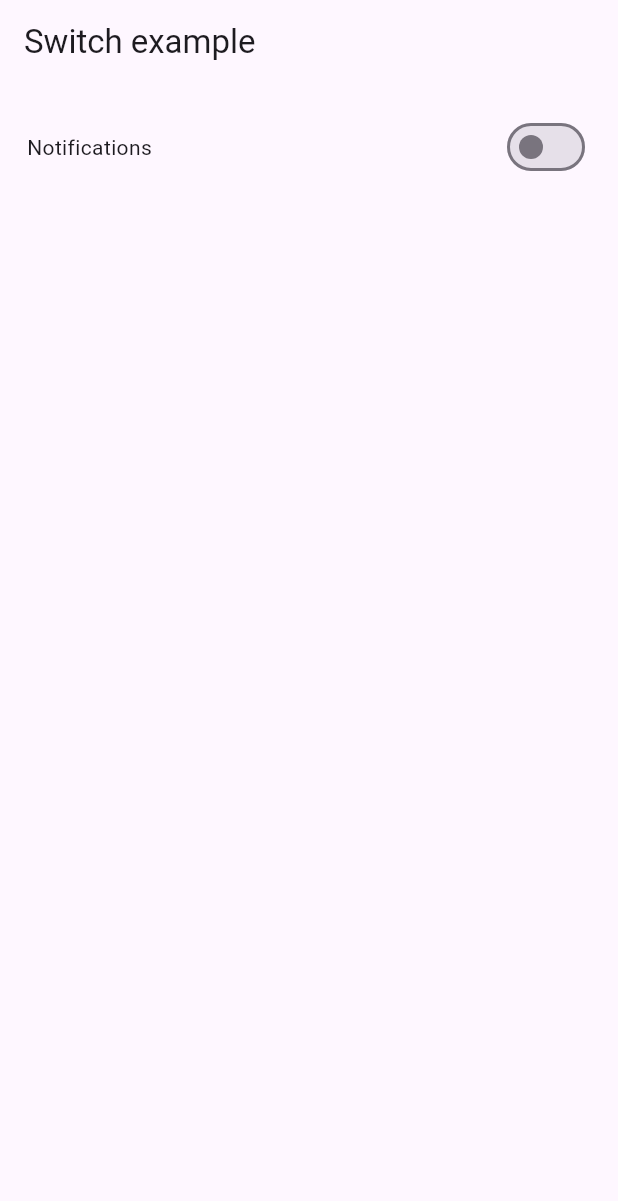
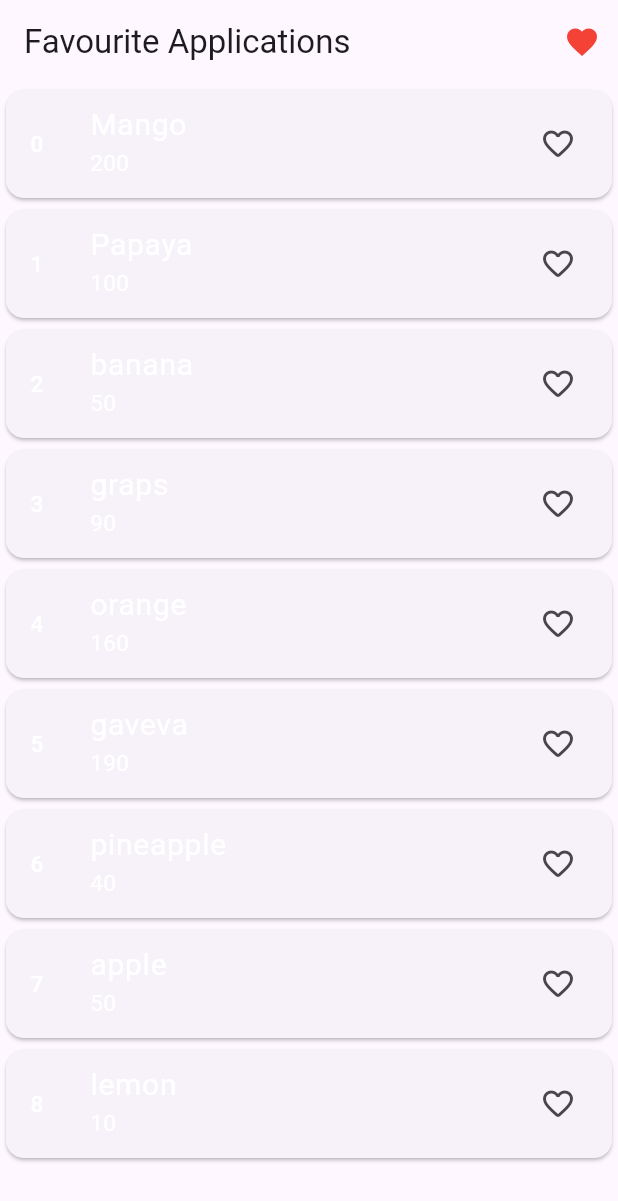
Before and after one commit to ravikumarsaini3/getx_utilities_1, a Flutter app: the screen it shows after launch, on a phone screen of 412 x 824 dp. Shown: the top 1201 px of the screen. Run offline on Flutter 3.47's test engine with Material 3 defaults, Android fonts, the phone set to English and light mode, and no system bars; our stand-ins replace get.

Commit message:
favourite mark list completed

```diff
--- a/lib/main.dart
+++ b/lib/main.dart
@@ -1,5 +1,6 @@
 import 'package:flutter/material.dart';
 import 'package:get/get.dart';
+import 'package:getx_utilities_1/screen/getx_example/favourite_mark.dart';
 
 import 'package:getx_utilities_1/screen/getx_example/switch_example.dart';
 import 'package:getx_utilities_1/screen/utilities/screen_one.dart';
@@ -23,7 +24,7 @@ class MyApp extends StatelessWidget {
       theme: ThemeData.light(),
       darkTheme: ThemeData.dark(),
       themeMode: ThemeMode.system, // Change this as neede
-      home: SwitchExample(),
+      home: const FavouriteMark(),
       getPages: [
         GetPage(
           name: '/screenone',
@@ -31,7 +32,7 @@ class MyApp extends StatelessWidget {
         ),
         GetPage(
           name: '/screentwo',
-          page: () => ScreenTwo(),
+          page: () => const ScreenTwo(),
         ),
         GetPage(
           name: '/screenthree',
--- a/lib/screen/getx_example/counter_example.dart
+++ b/lib/screen/getx_example/counter_example.dart
@@ -17,7 +17,7 @@ class _CounterExampleState extends State<CounterExample> {
     print('object');
     return Scaffold(
       appBar: AppBar(
-        title: Text('Counter'),
+        title: const Text('Counter'),
       ),
       body: Column(
         mainAxisAlignment: MainAxisAlignment.center,
@@ -27,7 +27,7 @@ class _CounterExampleState extends State<CounterExample> {
             () => Container(
               child: Text(
                 countergetx.x.toString(),
-                style: TextStyle(color: Colors.red, fontSize: 30),
+                style: const TextStyle(color: Colors.red, fontSize: 30),
               ),
             ),
           ))
@@ -38,7 +38,7 @@ class _CounterExampleState extends State<CounterExample> {
           countergetx.increment();
           print(' floating action button presed');
         },
-        child: Icon(Icons.add),
+        child: const Icon(Icons.add),
       ),
     );
   }
--- /dev/null
+++ b/lib/screen/getx_example/favourite_mark.dart
@@ -0,0 +1,88 @@
+import 'package:flutter/material.dart';
+import 'package:get/get.dart';
+import 'package:getx_utilities_1/screen/getx_example/favourite_details.dart';
+import 'package:getx_utilities_1/screen/getxcontroller/favourite_controller.dart';
+
+class FavouriteMark extends StatefulWidget {
+  const FavouriteMark({super.key});
+
+  @override
+  State<FavouriteMark> createState() => _FavouriteMarkState();
+}
+
+class _FavouriteMarkState extends State<FavouriteMark> {
+  FavouriteController favouriteController = Get.put(FavouriteController());
+
+  @override
+  Widget build(BuildContext context) {
+    print('build');
+    return Scaffold(
+      appBar: AppBar(
+        actions: [
+          IconButton(
+              onPressed: () {
+                Get.to(const FavouriteDetails());
+              },
+              icon: const Icon(
+                Icons.favorite,
+                color: Colors.red,
+              ))
+        ],
+        title: const Text('Favourite Applications '),
+      ),
+      body: Column(
+        children: [
+          Expanded(
+            child: ListView.builder(
+              itemCount: favouriteController.furite.length,
+              itemBuilder: (context, index) {
+                return Card(
+                  child: ListTile(
+                      onTap: () {
+                        if (favouriteController.templist.contains(
+                            favouriteController.furite[index].toString())) {
+                          favouriteController.removefavourite(
+                              favouriteController.furite[index].toString());
+                          //  templist.remove(furite[index]);
+                          // setState(() {});
+                        } else {
+                          favouriteController.addfavourite(
+                              favouriteController.furite[index].toString());
+                          // templist.add(furite[index].toString());
+                          // setState(() {});
+                        }
+                      },
+                      leading: Text(index.toString(),
+                          style: const TextStyle(
+                            color: Colors.white,
+                            fontSize: 15,
+                          )),
+                      title: Text(
+                        favouriteController.furite[index],
+                        style: const TextStyle(
+                          color: Colors.white,
+                          fontSize: 20,
+                        ),
+                      ),
+                      subtitle: Text(favouriteController.price[index],
+                          style: const TextStyle(
+                            color: Colors.white,
+                            fontSize: 15,
+                          )),
+                      trailing: Obx(
+                        () => Icon(
+                          favouriteController.templist.contains(
+                                  favouriteController.furite[index].toString())
+                              ? Icons.favorite
+                              : Icons.favorite_outline_rounded,
+                        ),
+                      )),
+                );
+              },
+            ),
+          )
+        ],
+      ),
+    );
+  }
+}
--- a/lib/screen/getx_example/opecity_example.dart
+++ b/lib/screen/getx_example/opecity_example.dart
@@ -3,6 +3,8 @@ import 'package:get/get.dart';
 import 'package:getx_utilities_1/screen/getxcontroller/opacity_controller.dart';
 
 class OpecityExample extends StatefulWidget {
+  const OpecityExample({super.key});
+
   @override
   State<OpecityExample> createState() => _OpecityExampleState();
 }
@@ -14,7 +16,7 @@ class _OpecityExampleState extends State<OpecityExample> {
   Widget build(BuildContext context) {
     return Scaffold(
       appBar: AppBar(
-        title: Text('Opecity example'),
+        title: const Text('Opecity example'),
       ),
       body: Column(
         children: [
@@ -25,7 +27,7 @@ class _OpecityExampleState extends State<OpecityExample> {
               color: Colors.red.withOpacity(opacitycontroller.opacity.value),
             ),
           )),
-          SizedBox(
+          const SizedBox(
             height: 20,
           ),
           Obx(
--- /dev/null
+++ b/lib/screen/getxcontroller/favourite_controller.dart
@@ -0,0 +1,26 @@
+import 'package:get/get.dart';
+
+class FavouriteController extends GetxController {
+  RxList<String> furite = [
+    'Mango',
+    'Papaya',
+    'banana',
+    'graps',
+    'orange',
+    'gaveva',
+    'pineapple',
+    'apple',
+    'lemon'
+  ].obs;
+  RxList<String> price =
+      ['200', '100', '50', '90', '160', '190', '40', '50', '10'].obs;
+  RxList templist = [].obs;
+
+  addfavourite(value) {
+    templist.add(value);
+  }
+
+  removefavourite(value) {
+    templist.remove(value);
+  }
+}
```
Also changed, not shown: lib/screen/getx_example/favourite_details.dart (added, +74 -0 lines).
